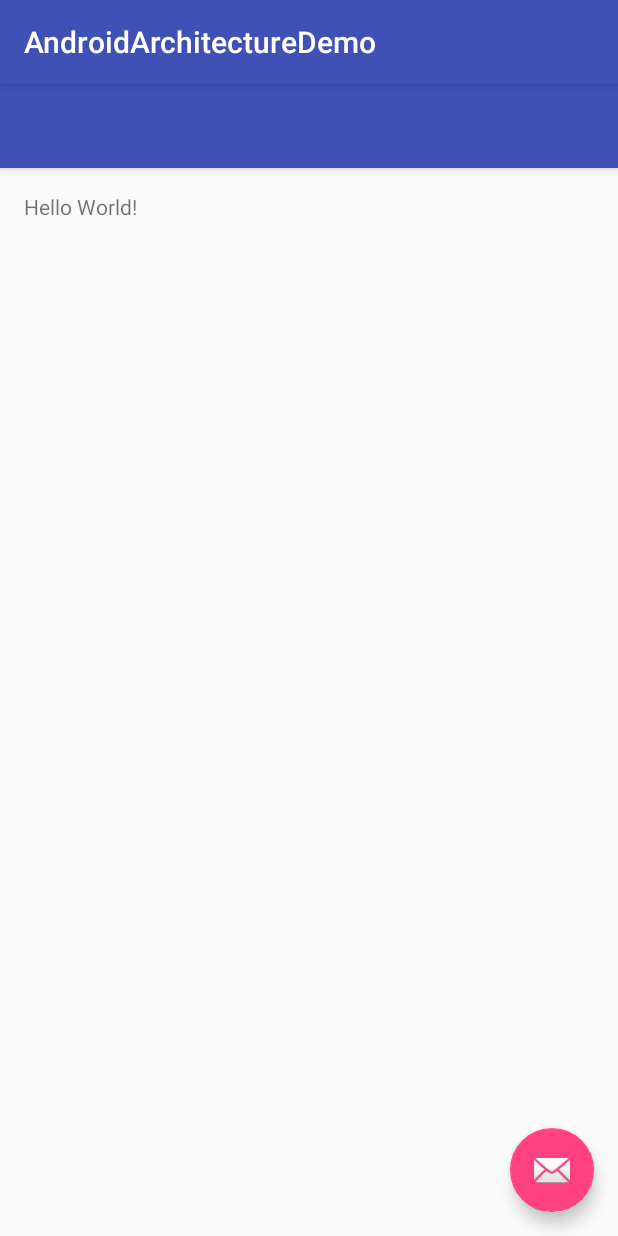
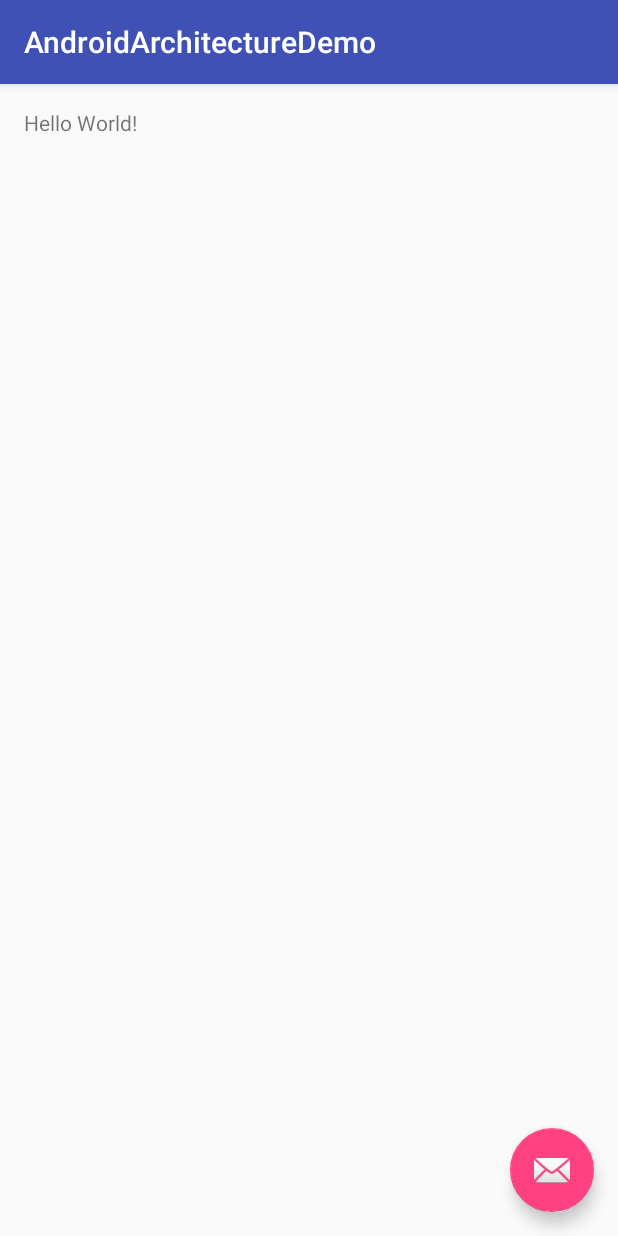
Before and after one commit to yefengjie/Android-Rxjava2-Rxbus-Retrofit-Mvp-Mvvm-Clean-Demo, an Android app: the screen it shows after launch (MainActivity), after a tap on an icon or button, on a phone screen of 412 x 824 dp. Run offline under Robolectric (Android 15) with nearby library versions, the phone set to English and light mode, and no system bars; our stand-ins replace RxJava, Timber; libraries missing offline, so code that uses them is left out: org.greenrobot.greendao; pictures from the network do not load; 7 statements that could not run were skipped.

Commit message:
change activity theme

```diff
--- a/app/src/main/AndroidManifest.xml
+++ b/app/src/main/AndroidManifest.xml
@@ -9,7 +9,10 @@
         android:label="@string/app_name"
         android:supportsRtl="true"
         android:theme="@style/AppTheme">
-        <activity android:name=".ui.MainActivity">
+        <activity
+            android:name=".ui.MainActivity"
+            android:label="@string/app_name"
+            android:theme="@style/AppTheme.NoActionBar">
             <intent-filter>
                 <action android:name="android.intent.action.MAIN" />
 
--- a/app/src/main/java/com/yefeng/androidarchitecturedemo/ui/MainActivity.java
+++ b/app/src/main/java/com/yefeng/androidarchitecturedemo/ui/MainActivity.java
@@ -5,7 +5,6 @@ import android.os.Bundle;
 import android.support.design.widget.FloatingActionButton;
 import android.support.v7.app.AppCompatActivity;
 import android.support.v7.widget.Toolbar;
-import android.view.View;
 
 import com.yefeng.androidarchitecturedemo.R;
 import com.yefeng.androidarchitecturedemo.data.model.book.Book;
@@ -35,12 +34,7 @@ public class MainActivity extends AppCompatActivity {
         setSupportActionBar(toolbar);
 
         FloatingActionButton fab = (FloatingActionButton) findViewById(R.id.fab);
-        fab.setOnClickListener(new View.OnClickListener() {
-            @Override
-            public void onClick(View view) {
-                test();
-            }
-        });
+        fab.setOnClickListener(view -> test());
         mPd = new ProgressDialog(this);
         mPd.setMessage("加载中");
     }
```
